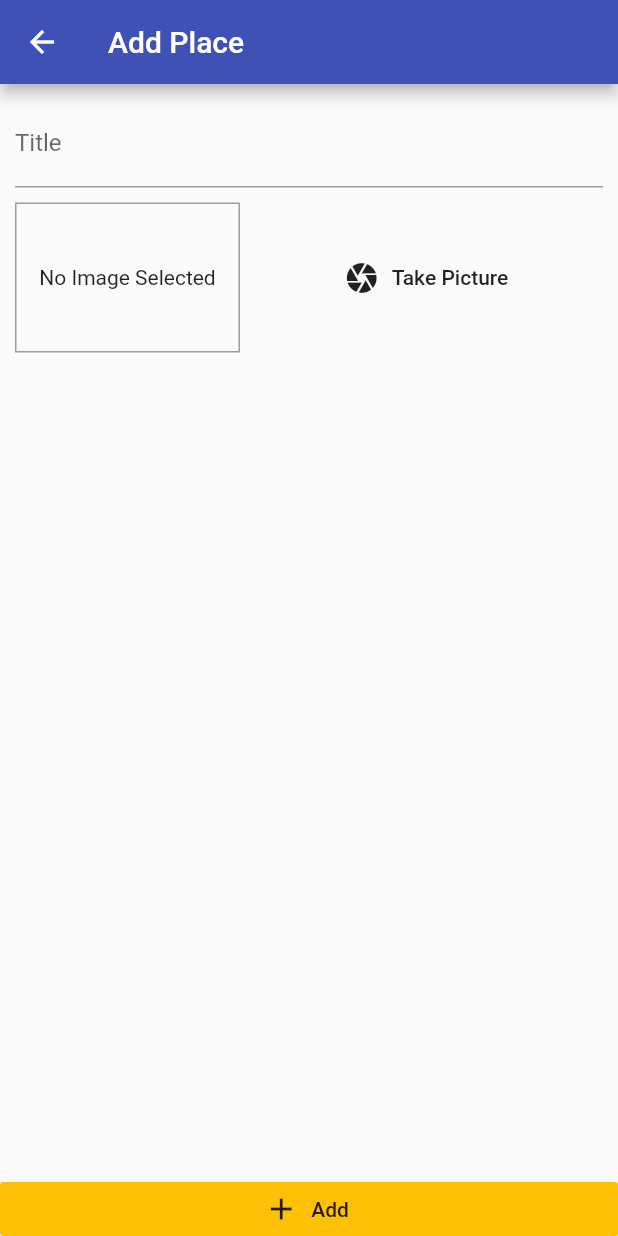
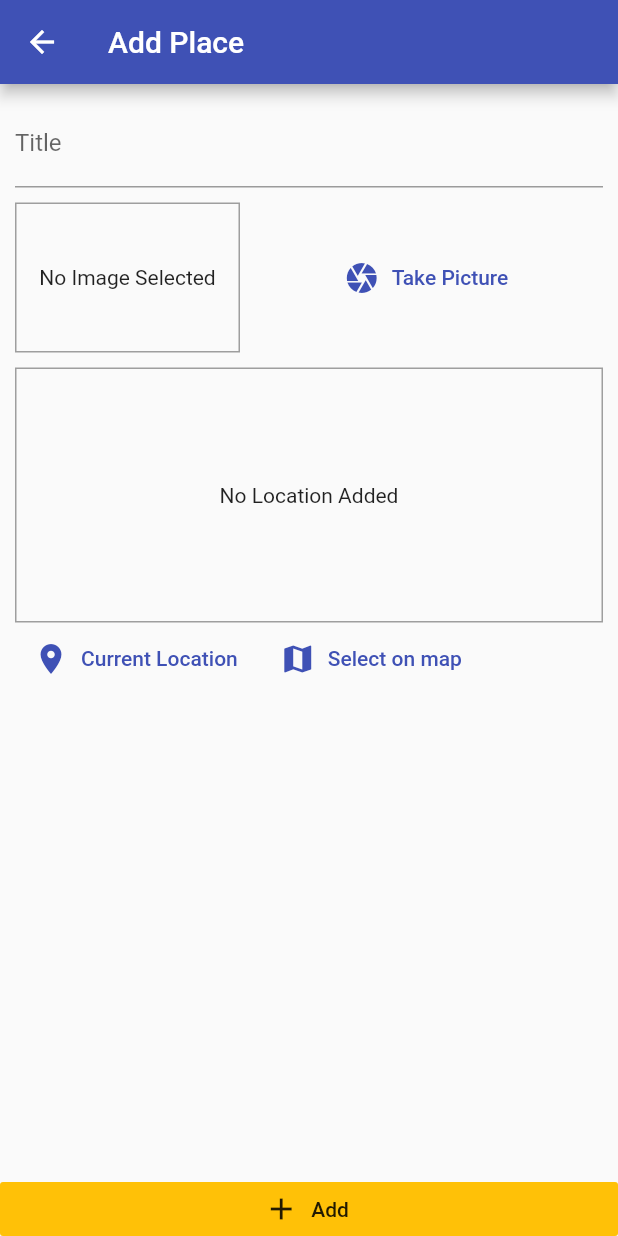
Before and after one commit to iBhavesh/Flutter-Navigation-App, a Flutter app: the screen it shows after launch, after a tap on the "add" icon, on a phone screen of 412 x 824 dp. Run offline on Flutter 3.47's test engine with Material 2 defaults, Android fonts, the phone set to English and light mode, and no system bars; our stand-ins replace image_picker, location, sqflite; accounts and stored records are empty.

Commit message:
Add Static map api

```diff
--- /dev/null
+++ b/lib/helpers/DBHelper.dart
@@ -0,0 +1,27 @@
+import 'package:sqflite/sqflite.dart' as sql;
+import 'package:path/path.dart' as path;
+
+class DBHelper {
+  static Future<sql.Database> getDatabase() async {
+    final dbPath = await sql.getDatabasesPath();
+    return sql.openDatabase(path.join(dbPath, 'places.db'),
+        onCreate: (db, version) {
+      return db.execute(
+          'CREATE TABLE USER_PLACES(id TEXT PRIMARY KEY, title TEXT,image TEXT)');
+    }, version: 1);
+  }
+
+  static Future<void> insert(String table, Map<String, Object> data) async {
+    final db = await DBHelper.getDatabase();
+    return db.insert(
+      table,
+      data,
+      conflictAlgorithm: sql.ConflictAlgorithm.replace,
+    );
+  }
+
+  static Future<List<Map<String, dynamic>>> getData(String table) async {
+    final db = await DBHelper.getDatabase();
+    return db.query(table);
+  }
+}
--- a/lib/screens/add_place_screen/add_place_screen.dart
+++ b/lib/screens/add_place_screen/add_place_screen.dart
@@ -5,6 +5,7 @@ import 'package:provider/provider.dart';
 
 import '../widgets/image_input.dart';
 import '../../providers/great_places.dart';
+import '../widgets/location_input.dart';
 
 class AddPlaceScreen extends StatefulWidget {
   static const routeName = '/add-place';
@@ -47,6 +48,8 @@ class _AddPlaceScreenState extends State<AddPlaceScreen> {
                   ),
                   SizedBox(height: 10),
                   ImageInput(_selectImage),
+                  SizedBox(height: 10),
+                  LocationInput(),
                 ],
               ),
             ),
--- a/lib/screens/places_list_screen/places_list_screen.dart
+++ b/lib/screens/places_list_screen/places_list_screen.dart
@@ -19,7 +19,13 @@ class PlacesListScreen extends StatelessWidget {
           ),
         ],
       ),
-      body: Consumer<GreatPlaces>(
+      body: FutureBuilder(
+        future: Provider.of<GreatPlaces>(context, listen: false)
+            .fetchAndSetPlaces(),
+        builder: (ctx, snapshot) =>
+            snapshot.connectionState == ConnectionState.waiting
+                ? Center(child: CircularProgressIndicator())
+                : Consumer<GreatPlaces>(
                     child: Text('No Places Yet! Add Some.'),
                     builder: (context, places, ch) => places.items.length <= 0
                         ? ch
@@ -44,6 +50,7 @@ class PlacesListScreen extends StatelessWidget {
                             ),
                           ),
                   ),
+      ),
     );
   }
 }
--- a/lib/screens/widgets/image_input.dart
+++ b/lib/screens/widgets/image_input.dart
@@ -60,6 +60,7 @@ class _ImageInputState extends State<ImageInput> {
         SizedBox(width: 10),
         Expanded(
           child: FlatButton.icon(
+            textColor: Theme.of(context).primaryColor,
             icon: Icon(Icons.camera),
             label: Text('Take Picture'),
             onPressed: pickImage,
--- /dev/null
+++ b/lib/screens/widgets/location_input.dart
@@ -0,0 +1,82 @@
+import 'package:flutter/material.dart';
+import 'package:location/location.dart';
+
+import '../../secrets.dart';
+
+class LocationInput extends StatefulWidget {
+  @override
+  _LocationInputState createState() => _LocationInputState();
+}
+
+class _LocationInputState extends State<LocationInput> {
+  String _previewImageUrl;
+
+  Future<void> _getCurrentUserLocation() async {
+    Location location = Location();
+
+    bool _serviceEnabled;
+    PermissionStatus _permissionStatus;
+    LocationData _locationData;
+
+    _serviceEnabled = await location.serviceEnabled();
+    if (!_serviceEnabled) {
+      location.requestService();
+      if (!_serviceEnabled) return;
+    }
+
+    _permissionStatus = await location.hasPermission();
+    if (_permissionStatus == PermissionStatus.denied) {
+      _permissionStatus = await location.requestPermission();
+      if (_permissionStatus == PermissionStatus.denied) return;
+    }
+
+    _locationData = await location.getLocation();
+    _previewImageUrl =
+        'https://maps.googleapis.com/maps/api/staticmap?center=${_locationData.latitude},${_locationData.longitude}&zoom=12&size=400x400&markers=color:red%7Clabel:C%7C${_locationData.latitude},${_locationData.longitude}&key=$API_KEY_GOOGLE';
+  }
+
+  @override
+  Widget build(BuildContext context) {
+    return Column(
+      children: [
+        Container(
+          decoration: BoxDecoration(border: Border.all(color: Colors.grey)),
+          height: 170,
+          width: double.infinity,
+          alignment: Alignment.center,
+          child: _previewImageUrl == null
+              ? Text('No Location Added')
+              : Image.network(
+                  _previewImageUrl,
+                  fit: BoxFit.cover,
+                  width: double.infinity,
+                  loadingBuilder: (_, child, progress) {
+                    return progress == null
+                        ? child
+                        : LinearProgressIndicator(
+                            value: progress.cumulativeBytesLoaded /
+                                progress.expectedTotalBytes,
+                          );
+                  },
+                ),
+        ),
+        Row(
+          children: [
+            FlatButton.icon(
+              textColor: Theme.of(context).primaryColor,
+              icon: Icon(Icons.location_on),
+              label: Text('Current Location'),
+              onPressed: _getCurrentUserLocation,
+            ),
+            FlatButton.icon(
+              textColor: Theme.of(context).primaryColor,
+              icon: Icon(Icons.map),
+              label: Text('Select on map'),
+              onPressed: () {},
+            ),
+          ],
+        ),
+      ],
+    );
+  }
+}
--- a/pubspec.yaml
+++ b/pubspec.yaml
@@ -28,6 +28,7 @@ dependencies:
   path_provider: ^1.6.27
   path: ^1.7.0
   sqflite: ^1.3.2+3
+  location: ^3.0.0
 
   # The following adds the Cupertino Icons font to your application.
   # Use with the CupertinoIcons class for iOS style icons.
```
Also changed, not shown: lib/providers/great_places.dart (+25 -6 lines), pubspec.lock. Lines whose indentation alone changed are shown as unchanged.
